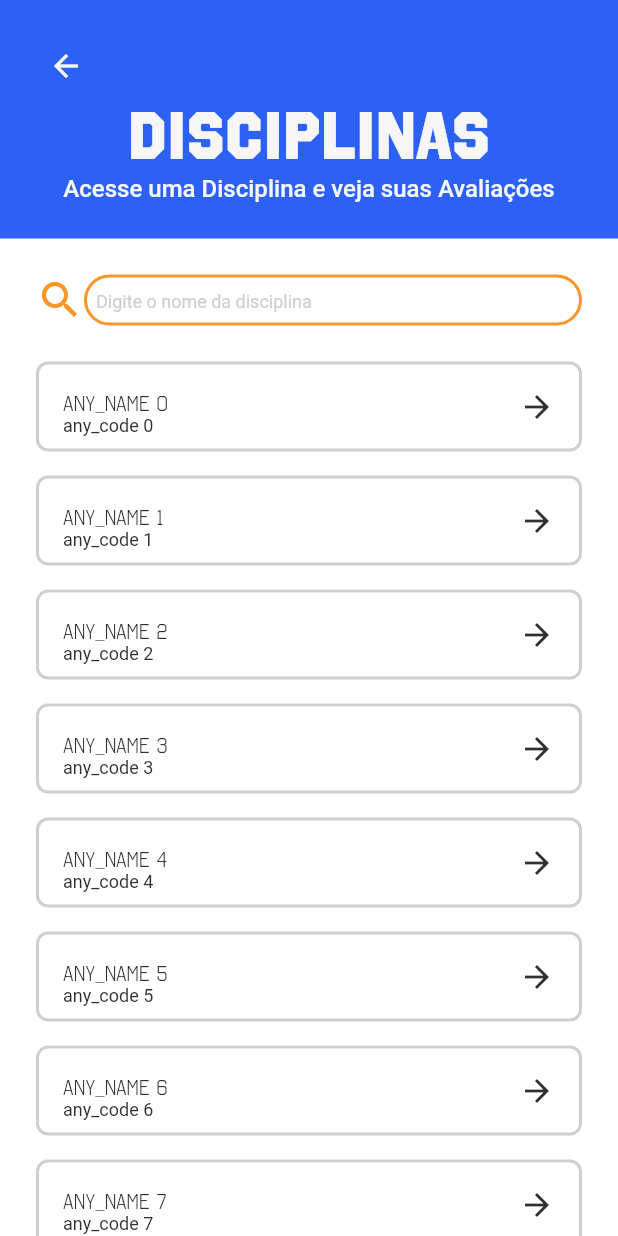
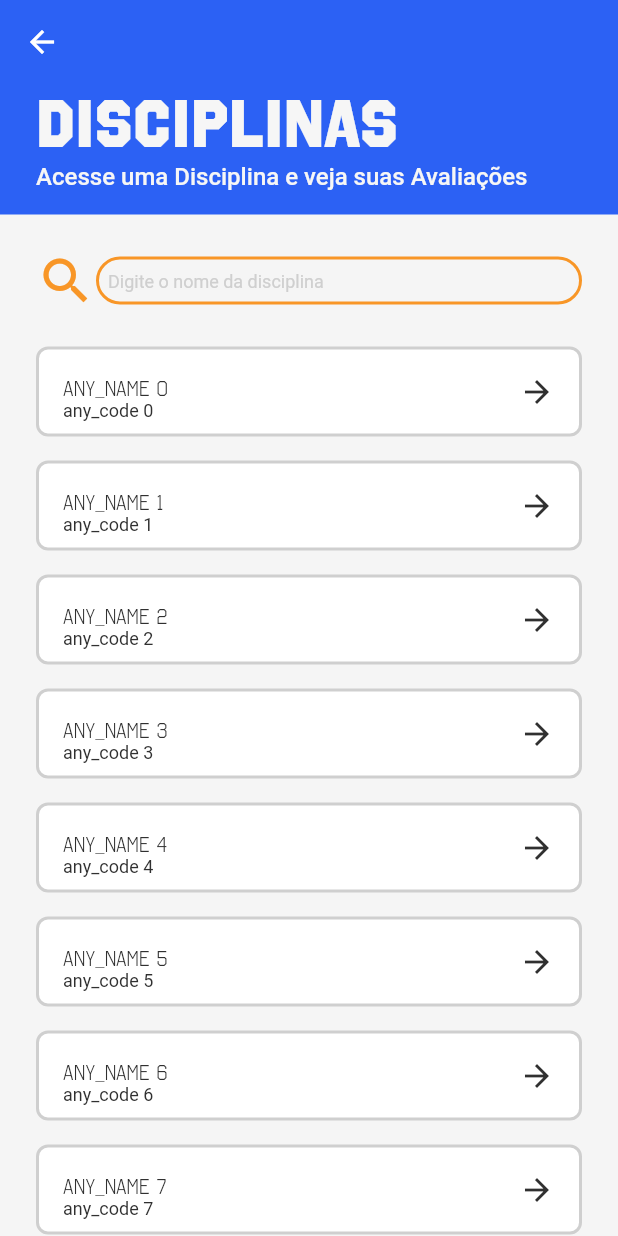
Before and after one commit to fga-eps-mds/CollegeFlow, a Flutter app: the ListSubjectsPage screen opened by its route, on a phone screen of 412 x 824 dp. Run offline on Flutter 3.47's test engine with Material 2 defaults, Android fonts, the phone set to English and light mode, and no system bars; our stand-ins replace dartz, dio, equatable, flutter_bloc, freezed_annotation, get_it and 2 more; generated files the repository leaves out were written again.

Commit message:
refac: improve UI of list subjects page

```diff
--- a/college_flow_app/lib/features/list_subjects/presentation/list_subjects_page.dart
+++ b/college_flow_app/lib/features/list_subjects/presentation/list_subjects_page.dart
@@ -1,8 +1,4 @@
-import 'package:college_flow_app/config/design_system/data/colors/colors.dart';
-import 'package:college_flow_app/config/design_system/data/spacing/spacing.dart';
 import 'package:college_flow_app/core/service_locator_manager.dart';
-import 'package:college_flow_app/features/list_subjects/domain/entities/subject.dart';
-import 'package:college_flow_app/features/list_subjects/domain/usecase/get_subjects_list.dart';
 import 'package:college_flow_app/features/list_subjects/presentation/bloc/load_subject_list/load_subject_list_bloc.dart';
 import 'package:college_flow_app/features/list_subjects/presentation/subjects_page.dart';
 import 'package:college_flow_app/shared/error_page.dart';
@@ -38,10 +34,10 @@ class _ListSubjectsPageState extends State<ListSubjectsPage> {
       builder: (context, state) {
         return state.when(
           error: () => const ErrorPage(
-            description: "Não conseguimos carregar as matérias.",
+            description: "Não foi possível carregar as disciplinas",
           ),
           loading: () => const LoadingPage(
-            description: "Carregando matérias",
+            description: "Carregando disciplinas...",
           ),
           loaded: (subjectList) => SubjectsPage(
             subjectList: subjectList,
--- a/college_flow_app/lib/features/list_subjects/presentation/subjects_page.dart
+++ b/college_flow_app/lib/features/list_subjects/presentation/subjects_page.dart
@@ -5,10 +5,12 @@ import 'package:college_flow_app/features/list_subjects/presentation/bloc/filter
 import 'package:college_flow_app/features/list_subjects/widgets/searchbar.dart';
 import 'package:college_flow_app/features/list_subjects/widgets/subject_tile.dart';
 import 'package:college_flow_app/shared/widgets/gap.dart';
-import 'package:college_flow_app/shared/widgets/header.dart';
+import 'package:college_flow_app/features/list_subjects/widgets/list_subjects_card.dart';
 import 'package:college_flow_app/shared/widgets/loading.dart';
 import 'package:flutter/material.dart';
 import 'package:flutter_bloc/flutter_bloc.dart';
+
+import '../widgets/list_subjects_card.dart';
 
 class SubjectsPage extends StatefulWidget {
   const SubjectsPage({
@@ -38,12 +40,18 @@ class _SubjectsPageState extends State<SubjectsPage> {
   @override
   Widget build(BuildContext context) {
     return Scaffold(
-      backgroundColor: colorLightWhite,
-      body: SingleChildScrollView(
-        child: Column(
-          children: [
-            //TO DO (Luan): Colocar o componente usado na tela Review form
-            const Header(
+      body: CustomScrollView(
+        slivers: [
+          const SliverAppBar(
+            floating: true,
+            snap: true,
+            backgroundColor: colorPrimary,
+            elevation: 0,
+          ),
+          SliverList(
+            delegate: SliverChildListDelegate(
+              [
+                const ListSubjectsCard(
                   title: "disciplinas",
                   description: "Acesse uma Disciplina e veja suas Avaliações",
                   textAlign: TextAlign.start,
@@ -106,6 +114,8 @@ class _SubjectsPageState extends State<SubjectsPage> {
               ],
             ),
           ),
+        ],
+      ),
     );
   }
 
--- /dev/null
+++ b/college_flow_app/lib/features/list_subjects/widgets/list_subjects_card.dart
@@ -0,0 +1,55 @@
+import 'package:college_flow_app/shared/widgets/gap.dart';
+import 'package:flutter/material.dart';
+
+import '../../../config/design_system/data/colors/colors.dart';
+import '../../../config/design_system/data/spacing/spacing.dart';
+
+class ListSubjectsCard extends StatelessWidget {
+  const ListSubjectsCard({
+    Key? key,
+    this.description = "",
+    this.title = "",
+    this.textAlign = TextAlign.start,
+  }) : super(
+          key: key,
+        );
+  final String description;
+  final String title;
+  final TextAlign textAlign;
+
+  @override
+  Widget build(BuildContext context) {
+    return Container(
+      padding: const EdgeInsets.symmetric(
+        horizontal: spacingXXS,
+      ),
+      color: colorPrimary,
+      width: double.maxFinite,
+      child: Column(
+        children: [
+          Align(
+            alignment: Alignment.centerLeft,
+            child: Text(
+              title,
+              style: Theme.of(context).textTheme.displayMedium?.copyWith(
+                    color: colorWhite,
+                  ),
+              textAlign: textAlign,
+            ),
+          ),
+          Align(
+            alignment: Alignment.centerLeft,
+            child: Text(
+              description,
+              style: Theme.of(context).textTheme.labelLarge?.copyWith(
+                    color: colorWhite,
+                  ),
+              textAlign: textAlign,
+            ),
+          ),
+          const VSpacer.xxxs(),
+        ],
+      ),
+    );
+  }
+}
--- a/college_flow_app/lib/features/list_subjects/widgets/searchbar.dart
+++ b/college_flow_app/lib/features/list_subjects/widgets/searchbar.dart
@@ -23,7 +23,7 @@ class SearchBar extends StatelessWidget {
       children: [
         const FlowIcon.search(
           color: colorSecondary,
-          size: spacingXS,
+          size: spacingSM,
         ),
         const VSpacer.quarck(),
         Expanded(
@@ -43,6 +43,9 @@ class SearchBar extends StatelessWidget {
               contentPadding: const EdgeInsets.all(spacingNano),
             ),
             onChanged: searchSubject,
+            style: Theme.of(context).textTheme.bodyMedium?.copyWith(
+                  color: colorBlack,
+                ),
           ),
         ),
         const VSpacer.xxxs(),
--- a/college_flow_app/lib/shared/widgets/header.dart
+++ /dev/null
@@ -1,61 +0,0 @@
-import 'package:college_flow_app/shared/widgets/gap.dart';
-import 'package:flutter/material.dart';
-
-import '../../config/design_system/data/colors/colors.dart';
-import '../../config/design_system/data/spacing/spacing.dart';
-import 'flow_icon.dart';
-import 'flow_icon_button.dart';
-
-class Header extends StatelessWidget {
-  const Header({
-    Key? key,
-    this.description = "",
-    this.title = "",
-    this.textAlign = TextAlign.start,
-  }) : super(
-          key: key,
-        );
-  final String description;
-  final String title;
-  final TextAlign textAlign;
-
-  @override
-  Widget build(BuildContext context) {
-    return Container(
-      padding: const EdgeInsets.only(
-        top: spacingXXS,
-        bottom: spacingNano,
-        right: spacingXXS,
-        left: spacingXXS,
-      ),
-      width: double.maxFinite,
-      color: colorPrimary,
-      child: Column(
-        children: [
-          Align(
-            alignment: Alignment.topLeft,
-            child: FlowIconButton(
-              icon: const FlowIcon.arrowLeft(color: colorWhite),
-              onTap: Navigator.of(context).pop,
-            ),
-          ),
-          Text(
-            title,
-            style: Theme.of(context).textTheme.displayMedium?.copyWith(
-                  color: colorWhite,
-                ),
-            textAlign: textAlign,
-          ),
-          Text(
-            description,
-            style: Theme.of(context).textTheme.labelLarge?.copyWith(
-                  color: colorWhite,
-                ),
-            textAlign: textAlign,
-          ),
-          const VSpacer.xxxs(),
-        ],
-      ),
-    );
-  }
-}
```
Lines whose indentation alone changed are shown as unchanged.
